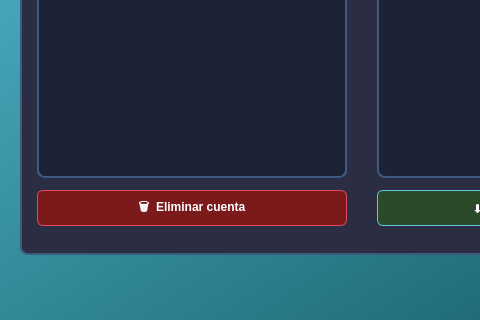
Old version of the form Proyecto/src/vista/Ui/menu_admin.ui in the repository OscarCollantesPenalba/Paladex; both pictures show x 0 to 480 and y 400 to 720 of the 1100 by 720 pixel window.
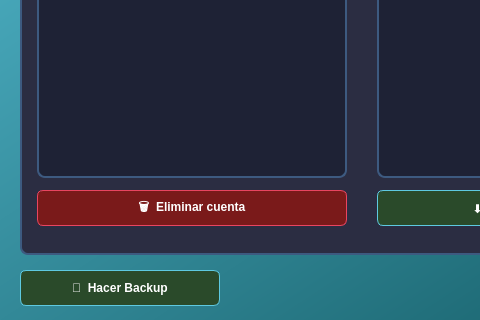
New version of the form.

Commit message: feat: backup BD, cifrado SHA-256, AdminDaoJBDC, rúbrica actualizada

Diff of the .ui file:
```diff
--- a/Proyecto/src/vista/Ui/menu_admin.ui
+++ b/Proyecto/src/vista/Ui/menu_admin.ui
@@ -118,6 +118,14 @@
 
     </widget>
 
+    <!-- BOTÓN BACKUP -->
+    <widget class="QPushButton" name="btnBackup">
+     <property name="geometry"><rect><x>20</x><y>670</y><width>200</width><height>36</height></rect></property>
+     <property name="styleSheet"><string notr="true">QPushButton{background-color:#2a4a2a;color:white;border:1px solid #5EC9E0;border-radius:6px;font-size:12px;font-weight:bold;}QPushButton:hover{background-color:#3d5a80;}</string></property>
+     <property name="text"><string>💾  Hacer Backup</string></property>
+     <property name="cursor"><cursorShape>PointingHandCursor</cursorShape></property>
+    </widget>
+
     <!-- BOTÓN CERRAR SESIÓN abajo derecha -->
     <widget class="QPushButton" name="btnCerrarSesionAdmin">
      <property name="geometry"><rect><x>920</x><y>670</y><width>160</width><height>36</height></rect></property>
@@ -130,6 +138,7 @@
     <zorder>Titulo</zorder>
     <zorder>lblAdmin</zorder>
     <zorder>tabWidget</zorder>
+    <zorder>btnBackup</zorder>
     <zorder>btnCerrarSesionAdmin</zorder>
    </widget>
   </widget>
```
The commit also changes 10 other files.
